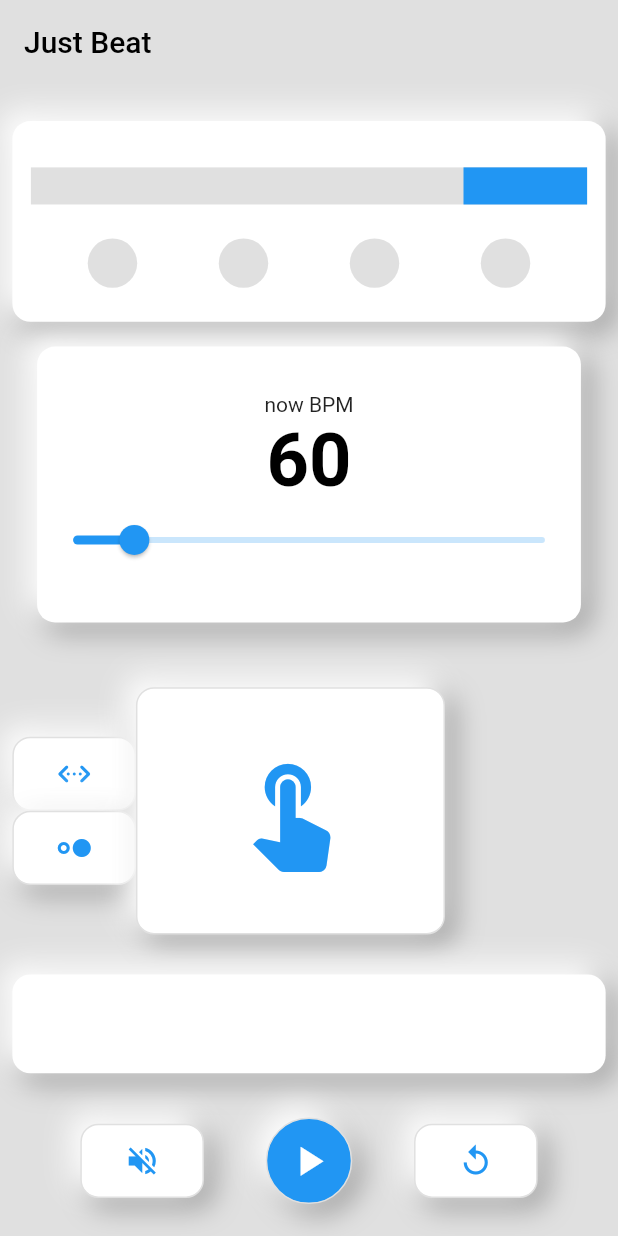
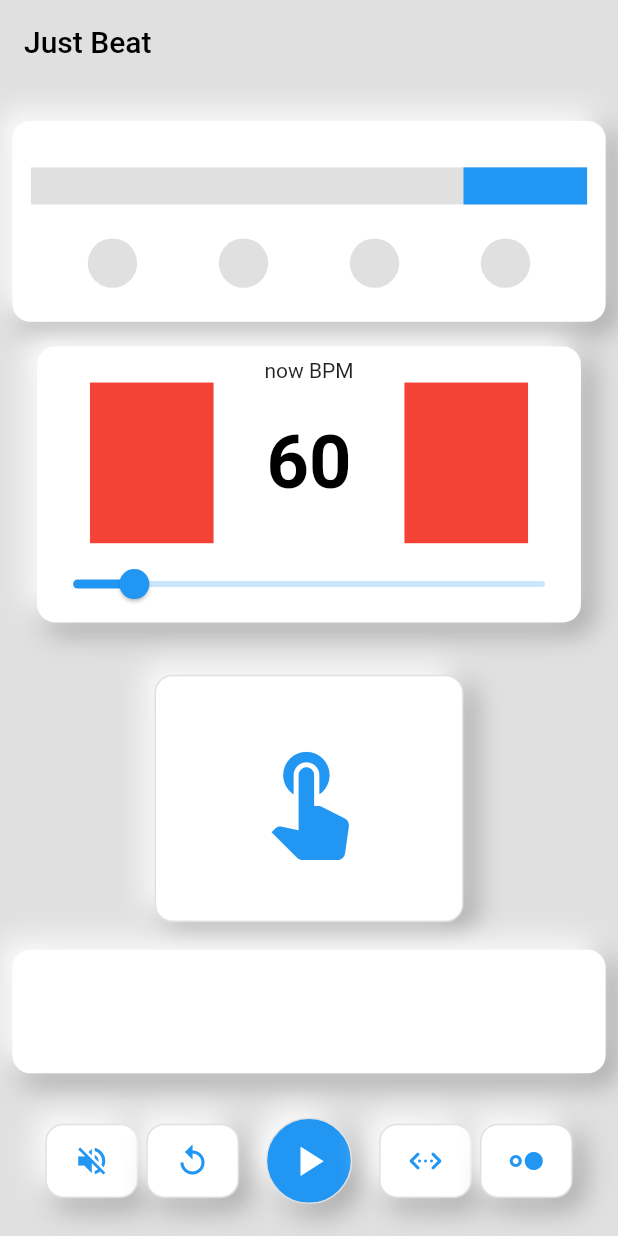
Before and after one commit to yuto90/metronome, a Flutter app: the screen it shows after launch, on a phone screen of 412 x 824 dp. Run offline on Flutter 3.47's test engine with Material 2 defaults, Android fonts, the light colour scheme and no system bars; drawn by our look-alikes of google_mobile_ads; missing offline and left inert: soundpool; network calls fail.

Commit message:
レイアウト修正

```diff
--- a/lib/home/home.dart
+++ b/lib/home/home.dart
@@ -73,10 +73,18 @@ class Home extends StatelessWidget {
                         decoration: model.homeProperty.smooth(),
                         child: Column(
                           children: [
+                            Spacer(flex: 5),
+                            Text('now BPM'),
+                            Row(
+                              children: [
                                 Spacer(),
-                            Text('now BPM'),
-                            Center(
-                              child: Text(
+                                Container(
+                                  width: SizeConfig.blockSizeHorizontal! * 20,
+                                  height: SizeConfig.blockSizeVertical! * 13,
+                                  color: Colors.red,
+                                ),
+                                Spacer(),
+                                Text(
                                   model.sliderTempo.toString(),
                                   style: TextStyle(
                                     fontWeight: FontWeight.bold,
@@ -84,7 +92,16 @@ class Home extends StatelessWidget {
                                     color: Colors.black,
                                   ),
                                 ),
+                                Spacer(),
+                                Container(
+                                  width: SizeConfig.blockSizeHorizontal! * 20,
+                                  height: SizeConfig.blockSizeVertical! * 13,
+                                  color: Colors.red,
                                 ),
+                                Spacer(),
+                              ],
+                            ),
+                            Spacer(flex: 2),
                             Slider(
                               value: model.sliderTempo.toDouble(),
                               min: 40,
@@ -95,7 +112,7 @@ class Home extends StatelessWidget {
                                 model.changeTempo(value);
                               },
                             ),
-                            Spacer(),
+                            Spacer(flex: 1),
                           ],
                         ),
                       ),
--- a/lib/home/home_part_footer.dart
+++ b/lib/home/home_part_footer.dart
@@ -18,6 +18,48 @@ class Footer extends StatelessWidget {
           onTapCancel: () => null,
           child:
               model.homeProperty.smoothButton(model.isMute, Icons.volume_off),
+        ),
+        Spacer(),
+        // 設定リセットボタン
+        GestureDetector(
+          // Widgetを押した時
+          onTapDown: (_) => model.displayReset(),
+          // Widgetを離した時
+          onTapUp: (_) => model.tapUpReset(),
+          // Widgetを押している最中に指が範囲外に出た時
+          //onTapCancel: () => model.tapUp(),
+          child: AnimatedContainer(
+            duration: Duration(milliseconds: 100),
+            width: SizeConfig.blockSizeHorizontal! * 15,
+            height: SizeConfig.blockSizeVertical! * 6,
+            child: Icon(Icons.replay, color: Colors.blue),
+            decoration: BoxDecoration(
+              color: Colors.white,
+              borderRadius: BorderRadius.circular(12),
+              border: Border.all(
+                color:
+                    model.isReset ? Colors.grey.shade200 : Colors.grey.shade300,
+              ),
+              boxShadow: model.isReset
+                  ? [
+                      // ボタン押下時は影を無くす
+                    ]
+                  : [
+                      BoxShadow(
+                        color: Colors.grey.shade500,
+                        offset: Offset(6, 6),
+                        blurRadius: 15,
+                        spreadRadius: 1,
+                      ),
+                      BoxShadow(
+                        color: Colors.white,
+                        offset: Offset(-6, -6),
+                        blurRadius: 15,
+                        spreadRadius: 1,
+                      )
+                    ],
+            ),
+          ),
         ),
         Spacer(),
         GestureDetector(
@@ -60,46 +102,22 @@ class Footer extends StatelessWidget {
           ),
         ),
         Spacer(),
-        // 設定リセットボタン
         GestureDetector(
-          // Widgetを押した時
-          onTapDown: (_) => model.displayReset(),
-          // Widgetを離した時
-          onTapUp: (_) => model.tapUpReset(),
-          // Widgetを押している最中に指が範囲外に出た時
-          //onTapCancel: () => model.tapUp(),
-          child: AnimatedContainer(
-            duration: Duration(milliseconds: 100),
-            width: SizeConfig.blockSizeHorizontal! * 20,
-            height: SizeConfig.blockSizeVertical! * 6,
-            child: Icon(Icons.replay, color: Colors.blue),
-            decoration: BoxDecoration(
-              color: Colors.white,
-              borderRadius: BorderRadius.circular(12),
-              border: Border.all(
-                color:
-                    model.isReset ? Colors.grey.shade200 : Colors.grey.shade300,
-              ),
-              boxShadow: model.isReset
-                  ? [
-                      // ボタン押下時は影を無くす
-                    ]
-                  : [
-                      BoxShadow(
-                        color: Colors.grey.shade500,
-                        offset: Offset(6, 6),
-                        blurRadius: 15,
-                        spreadRadius: 1,
-                      ),
-                      BoxShadow(
-                        color: Colors.white,
-                        offset: Offset(-6, -6),
-                        blurRadius: 15,
-                        spreadRadius: 1,
-                      )
-                    ],
-            ),
+          onTap: () => model.togglePendulum(),
+          onTapCancel: () => null,
+          child: model.homeProperty.smoothButton(
+            model.isPendulum,
+            Icons.settings_ethernet_rounded,
           ),
+          //child: Icon(Icons.sync_alt),
+        ),
+        Spacer(),
+        GestureDetector(
+          onTap: () => model.toggleClick(),
+          onTapCancel: () => null,
+          child:
+              model.homeProperty.smoothButton(model.isClick, Icons.hdr_strong),
+          //child: Icon(Icons.keyboard_control_outlined),
         ),
         Spacer(),
       ],
--- a/lib/home/home_part_tap.dart
+++ b/lib/home/home_part_tap.dart
@@ -14,28 +14,6 @@ class Tap extends StatelessWidget {
       mainAxisAlignment: MainAxisAlignment.start,
       children: [
         Spacer(),
-        Row(
-          children: [
-            Column(
-              children: [
-                GestureDetector(
-                  onTap: () => model.togglePendulum(),
-                  onTapCancel: () => null,
-                  child: model.homeProperty.smoothButton(
-                    model.isPendulum,
-                    Icons.settings_ethernet_rounded,
-                  ),
-                  //child: Icon(Icons.sync_alt),
-                ),
-                GestureDetector(
-                  onTap: () => model.toggleClick(),
-                  onTapCancel: () => null,
-                  child: model.homeProperty
-                      .smoothButton(model.isClick, Icons.hdr_strong),
-                  //child: Icon(Icons.keyboard_control_outlined),
-                ),
-              ],
-            ),
         GestureDetector(
           // Widgetを押した時
           onTapDown: (_) => model.tapDown(),
@@ -83,13 +61,11 @@ class Tap extends StatelessWidget {
             ),
           ),
         ),
-          ],
-        ),
         Spacer(),
         Container(
           decoration: model.homeProperty.smooth(),
           width: double.infinity,
-          height: SizeConfig.blockSizeVertical! * 8,
+          height: SizeConfig.blockSizeVertical! * 10,
           child: AdWidget(ad: model.myBanner),
         ),
       ],
--- a/lib/property/home_property.dart
+++ b/lib/property/home_property.dart
@@ -37,7 +37,7 @@ class HomeProperty {
   AnimatedContainer smoothButton(bool isButtonTap, IconData icon) {
     return AnimatedContainer(
       duration: Duration(milliseconds: 100),
-      width: SizeConfig.blockSizeHorizontal! * 20,
+      width: SizeConfig.blockSizeHorizontal! * 15,
       height: SizeConfig.blockSizeVertical! * 6,
       child: Icon(
         icon,
```
Lines whose indentation alone changed are shown as unchanged.
